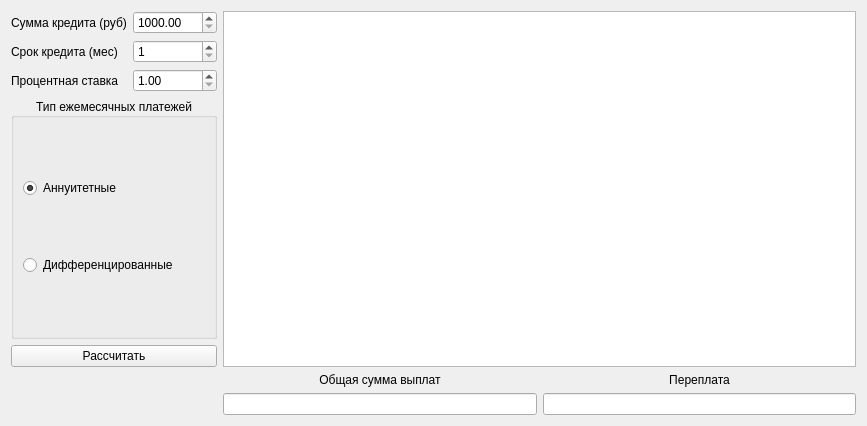
KVIZORD/SmartCalc, file src/view/ui/creditcalculator.ui: the form before one commit.
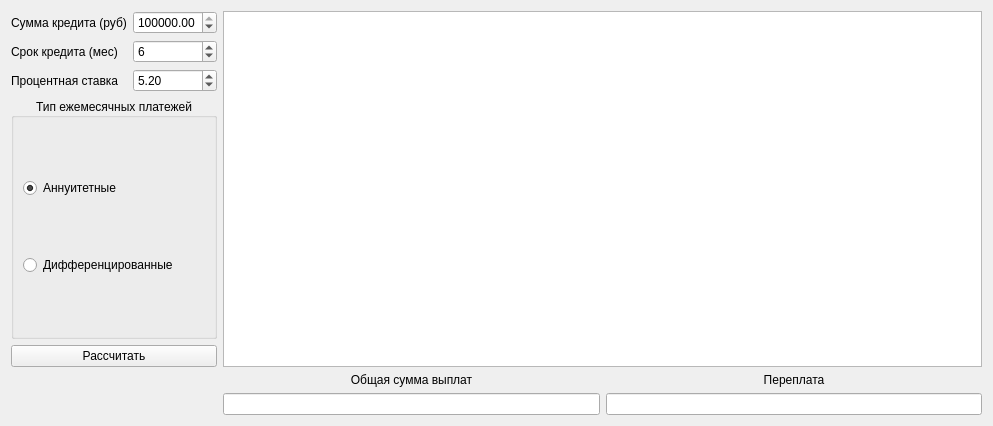
The form after the commit.

```diff
--- a/src/view/ui/creditcalculator.ui
+++ b/src/view/ui/creditcalculator.ui
@@ -6,7 +6,7 @@
    <rect>
     <x>0</x>
     <y>0</y>
-    <width>867</width>
+    <width>993</width>
     <height>426</height>
    </rect>
   </property>
@@ -64,6 +64,9 @@
      <property name="maximum">
       <number>60</number>
      </property>
+     <property name="value">
+      <number>6</number>
+     </property>
     </widget>
    </item>
    <item row="5" column="2">
@@ -84,6 +87,9 @@
      <property name="maximum">
       <double>999.000000000000000</double>
      </property>
+     <property name="value">
+      <double>5.200000000000000</double>
+     </property>
     </widget>
    </item>
    <item row="6" column="3">
@@ -118,6 +124,9 @@
      <property name="singleStep">
       <double>1000.000000000000000</double>
      </property>
+     <property name="value">
+      <double>100000.000000000000000</double>
+     </property>
     </widget>
    </item>
    <item row="0" column="0">
```
Left out of the diff: 2 changed lines with no effect on the pictures.
